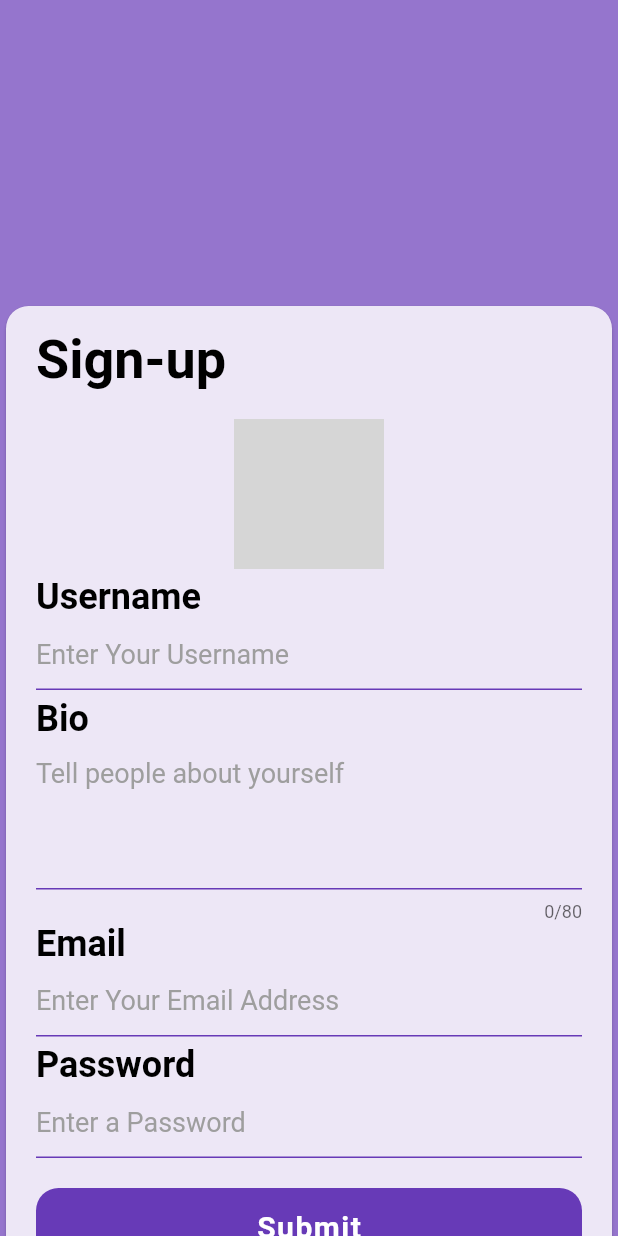
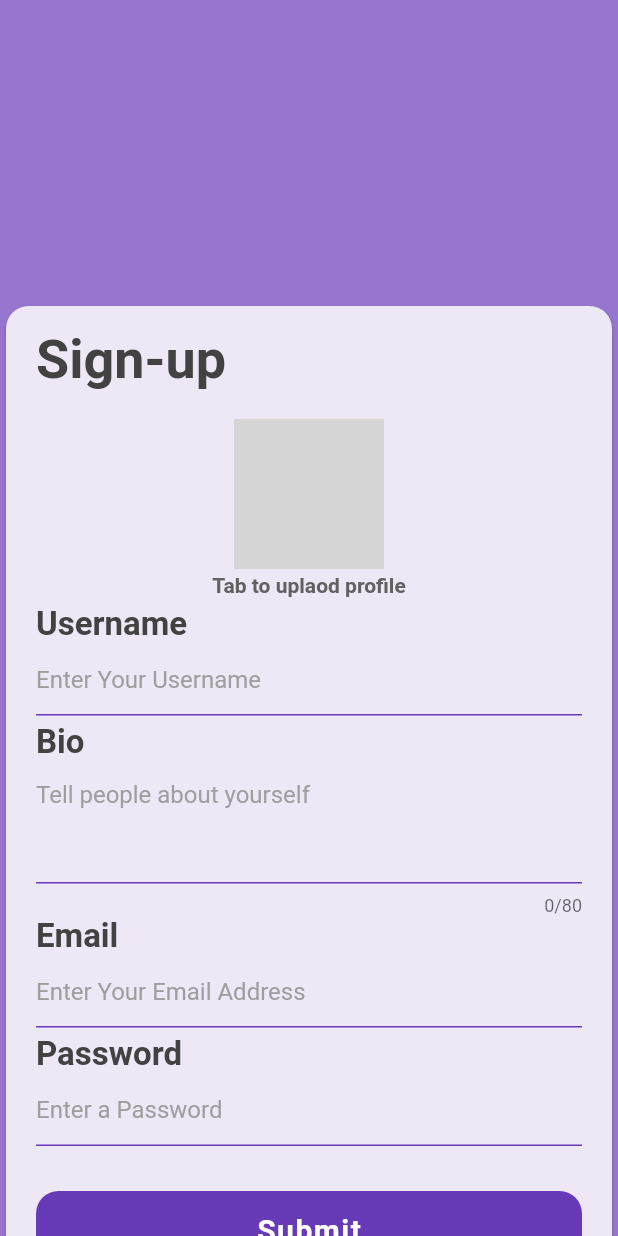
Before and after one commit to MZubairNaeem/Social-Media-App, a Flutter app: the screen it shows after launch, after a tap on "Sign up", on a phone screen of 412 x 824 dp. Run offline on Flutter 3.47's test engine with Material 2 defaults, Android fonts, the phone set to English and light mode, and no system bars; our stand-ins replace cloud_firestore, firebase_auth, firebase_core, firebase_storage, google_fonts, image_picker; accounts and stored records are empty; network calls fail; grey boxes are pictures that could not be loaded.

Commit message:
24/11/22 12:30 ui text color changes

```diff
--- a/lib/views/credentials/forgetpass.dart
+++ b/lib/views/credentials/forgetpass.dart
@@ -32,15 +32,15 @@ class _ForgetPassState extends State<ForgetPass> {
                     crossAxisAlignment: CrossAxisAlignment.start,
                     children: [
                       //Forget Password Text//////////////////////////////////////////////
-                      const Padding(
-                        padding: EdgeInsets.only(top: 15, bottom: 18),
+                       Padding(
+                        padding: const EdgeInsets.only(top: 15, bottom: 18),
                         child: Align(
                           alignment: Alignment.centerLeft,
                           child: Text(
                             'Forget Password',
                             style: TextStyle(
                               fontSize: 36,
-                              color: Colors.black,
+                              color: Colors.grey.shade800,
                               fontWeight: FontWeight.bold,
                             ),
                           ),
@@ -49,20 +49,20 @@ class _ForgetPassState extends State<ForgetPass> {
 
                       //Email Block ////////////////////////////////////////////
                       Column(
-                        children: const [
+                        children:  [
                           Align(
                             alignment: Alignment.topLeft,
                             child: Text(
                               'Email',
                               style: TextStyle(
-                                fontSize: 24,
-                                color: Colors.black,
+                                fontSize: 22,
+                                color: Colors.grey.shade800,
                                 fontWeight: FontWeight.bold,
                               ),
                             ),
                           ),
                           //Email text Field///////////////////////////////////////////////////////////////
-                          TextField(
+                          const TextField(
                             style: TextStyle(color: Colors.black),
                             decoration: InputDecoration(
                                 enabledBorder: UnderlineInputBorder(
@@ -70,7 +70,7 @@ class _ForgetPassState extends State<ForgetPass> {
                                     BorderSide(color: Colors.deepPurple)),
                                 hintText: 'Enter Email',
                                 hintStyle: TextStyle(
-                                    color: Colors.grey, fontSize: 18)),
+                                    color: Colors.grey, fontSize: 16)),
                           ),
                         ],
                       ),
--- a/lib/views/credentials/login.dart
+++ b/lib/views/credentials/login.dart
@@ -35,15 +35,15 @@ class _LoginState extends State<Login> {
                       crossAxisAlignment: CrossAxisAlignment.start,
                       children: [
                         //Login Text//////////////////////////////////////////////
-                        const Padding(
-                          padding: EdgeInsets.only(top: 15, bottom: 18),
+                         Padding(
+                          padding: const EdgeInsets.only(top: 15, bottom: 18),
                           child: Align(
                             alignment: Alignment.centerLeft,
                             child: Text(
                               'Log-in',
                               style: TextStyle(
                                 fontSize: 36,
-                                color: Colors.black,
+                                color: Colors.grey.shade800,
                                 fontWeight: FontWeight.bold,
                               ),
                             ),
@@ -52,20 +52,20 @@ class _LoginState extends State<Login> {
 
                         //Email Block ////////////////////////////////////////////
                         Column(
-                          children:  const [
+                          children:  [
                             Align(
                               alignment: Alignment.topLeft,
                               child: Text(
                                 'Email',
                                 style: TextStyle(
-                                  fontSize: 24,
-                                  color: Colors.black,
+                                  fontSize: 22,
+                                  color: Colors.grey.shade800,
                                   fontWeight: FontWeight.bold,
                                 ),
                               ),
                             ),
                             //Email text Field///////////////////////////////////////////////////////////////
-                            TextField(
+                            const TextField(
                               style: TextStyle(color: Colors.black),
                               decoration: InputDecoration(
                                   enabledBorder: UnderlineInputBorder(
@@ -73,7 +73,7 @@ class _LoginState extends State<Login> {
                                           BorderSide(color: Colors.deepPurple)),
                                   hintText: 'Enter Email',
                                   hintStyle: TextStyle(
-                                      color: Colors.grey, fontSize: 18)),
+                                      color: Colors.grey, fontSize: 16)),
                             ),
                           ],
                         ),
@@ -82,20 +82,20 @@ class _LoginState extends State<Login> {
 
                         //Password block//////////////////////////////////////////
                         Column(
-                          children: const [
+                          children:  [
                             Align(
                               alignment: Alignment.topLeft,
                               child: Text(
                                 'Password',
                                 style: TextStyle(
-                                  fontSize: 24,
-                                  color: Colors.black,
+                                  fontSize: 22,
+                                  color: Colors.grey.shade800,
                                   fontWeight: FontWeight.bold,
                                 ),
                               ),
                             ),
                             //Password Text Field///////////////////////////////////////////////////////////////
-                            TextField(
+                            const TextField(
                               style: TextStyle(color: Colors.black),
                               decoration: InputDecoration(
                                   enabledBorder: UnderlineInputBorder(
@@ -103,7 +103,7 @@ class _LoginState extends State<Login> {
                                           BorderSide(color: Colors.deepPurple)),
                                   hintText: 'Enter Password',
                                   hintStyle: TextStyle(
-                                      color: Colors.grey, fontSize: 18)),
+                                      color: Colors.grey, fontSize: 16)),
                             ),
                           ],
                         ),
@@ -165,11 +165,11 @@ class _LoginState extends State<Login> {
                           child: Row(
                             mainAxisAlignment: MainAxisAlignment.center,
                             children: [
-                              const Text(
+                               Text(
                                 "Don't have an account? ",
                                 style: TextStyle(
                                     fontSize: 20,
-                                    color: Colors.black87,
+                                    color: Colors.grey.shade800,
                                 ),
                               ),
                               GestureDetector(
@@ -203,10 +203,10 @@ class _LoginState extends State<Login> {
                                     )
                                 ),
 
-                                const Text(
+                                 Text(
                                     " or login with ",
                                   style: TextStyle(
-                                    color: Colors.black87,
+                                    color: Colors.grey.shade800,
                                     fontSize: 16
                                   ),
                                 ),
@@ -223,15 +223,15 @@ class _LoginState extends State<Login> {
 
                         //fb logo/////////////////////////////////////////////////
                         Padding(
-                          padding: const EdgeInsets.only(top: 40,bottom: 100),
+                          padding: const EdgeInsets.only(top: 40,bottom: 105),
                           child: Row(
                             mainAxisAlignment: MainAxisAlignment.center,
                             children: [
-                              const Text(
+                               Text(
                                 'Continue with facebook ',
                                 style: TextStyle(
                                   fontSize: 20,
-                                  color: Colors.black87,
+                                  color: Colors.grey.shade800,
                                 ),
                               ),
                               Image.asset(
--- a/lib/views/credentials/newaccount.dart
+++ b/lib/views/credentials/newaccount.dart
@@ -45,6 +45,17 @@ class _NewAccountState extends State<NewAccount> {
     });
   }
 
+  void signUp() async {
+    String res = await AuthMethod().signUpUser(
+      email: _emailController.text,
+      password: _passController.text,
+      bio: _bioController.text,
+      username: _usernameController.text,
+      file: _image!,
+    );
+    Navigator.pop(context);
+    print(res);
+  }
   @override
   Widget build(BuildContext context) {
     return GestureDetector(
@@ -69,15 +80,15 @@ class _NewAccountState extends State<NewAccount> {
                       crossAxisAlignment: CrossAxisAlignment.start,
                       children: [
                         //Create an Account Text////////////////////////////////
-                        const Padding(
-                          padding: EdgeInsets.only(top: 15, bottom: 18),
+                         Padding(
+                          padding: const EdgeInsets.only(top: 15, bottom: 18),
                           child: Align(
                             alignment: Alignment.centerLeft,
                             child: Text(
                               'Sign-up',
                               style: TextStyle(
                                 fontSize: 36,
-                                color: Colors.black,
+                                color: Colors.grey.shade800,
                                 fontWeight: FontWeight.bold,
                               ),
                             ),
@@ -85,6 +96,8 @@ class _NewAccountState extends State<NewAccount> {
                         ),
 
                         //profile picture///////////////////////////////////////////////
+                        Column(
+                          children: [
                             Center(
                               child: Stack(
                                 children: [
@@ -107,9 +120,21 @@ class _NewAccountState extends State<NewAccount> {
                                       icon: const Icon(Icons.add_a_photo,
                                         color: Colors.pink,),
                                     ),
-                              )
+                                  ),
                                 ],
                               ),
+                            ),
+                            const SizedBox(
+                              height: 3,
+                            ),
+                            Text(
+                              'Tab to uplaod profile',
+                              style: TextStyle(
+                                color: Colors.grey.shade700,
+                                fontWeight: FontWeight.w600
+                              ),
+                            ),
+                          ],
                         ),
                         const SizedBox(
                           height: 5,
@@ -117,13 +142,13 @@ class _NewAccountState extends State<NewAccount> {
                         //userName Block ///////////////////////////////////////////
                         Column(
                           children: [
-                            const Align(
+                             Align(
                               alignment: Alignment.topLeft,
                               child: Text(
                                 'Username',
                                 style: TextStyle(
-                                  fontSize: 24,
-                                  color: Colors.black,
+                                  fontSize: 22,
+                                  color: Colors.grey.shade800,
                                   fontWeight: FontWeight.bold,
                                 ),
                               ),
@@ -138,7 +163,7 @@ class _NewAccountState extends State<NewAccount> {
                                       BorderSide(color: Colors.deepPurple)),
                                   hintText: 'Enter Your Username',
                                   hintStyle: TextStyle(
-                                      color: Colors.grey, fontSize: 18)),
+                                      color: Colors.grey, fontSize: 16)),
                             ),
                           ],
                         ),
@@ -150,13 +175,13 @@ class _NewAccountState extends State<NewAccount> {
                           padding: const EdgeInsets.only(top: 0.0),
                           child: Column(
                             children: [
-                              const Align(
+                               Align(
                                 alignment: Alignment.topLeft,
                                 child: Text(
                                   'Bio',
                                   style: TextStyle(
-                                    fontSize: 24,
-                                    color: Colors.black,
+                                    fontSize: 22,
+                                    color: Colors.grey.shade800,
                                     fontWeight: FontWeight.bold,
                                   ),
                                 ),
@@ -164,7 +189,7 @@ class _NewAccountState extends State<NewAccount> {
                               //bio text Field///////////////////////////////////////////////////////////////
                               TextField(
                                 maxLength: 80,
-                                maxLines: 4,
+                                maxLines: 3,
                                 controller: _bioController,
                                 style: const TextStyle(color: Colors.black),
                                 decoration: const InputDecoration(
@@ -173,7 +198,7 @@ class _NewAccountState extends State<NewAccount> {
                                         BorderSide(color: Colors.deepPurple)),
                                     hintText: 'Tell people about yourself',
                                     hintStyle: TextStyle(
-                                        color: Colors.grey, fontSize: 18)),
+                                        color: Colors.grey, fontSize: 16)),
                               ),
                             ],
                           ),
@@ -182,13 +207,13 @@ class _NewAccountState extends State<NewAccount> {
                         //Email Block //////////////////////////////////////////
                         Column(
                           children: [
-                            const Align(
+                             Align(
                               alignment: Alignment.topLeft,
                               child: Text(
                                 'Email',
                                 style: TextStyle(
-                                  fontSize: 24,
-                                  color: Colors.black,
+                                  fontSize: 22,
+                                  color: Colors.grey.shade800,
                                   fontWeight: FontWeight.bold,
                                 ),
                               ),
@@ -203,7 +228,7 @@ class _NewAccountState extends State<NewAccount> {
                                       BorderSide(color: Colors.deepPurple)),
                                   hintText: 'Enter Your Email Address',
                                   hintStyle: TextStyle(
-                                      color: Colors.grey, fontSize: 18)),
+                                      color: Colors.grey, fontSize: 16)),
                             ),
                           ],
                         ),
@@ -215,13 +240,13 @@ class _NewAccountState extends State<NewAccount> {
                         //password block////////////////////////////////////////
                         Column(
                           children: [
-                            const Align(
+                             Align(
                               alignment: Alignment.topLeft,
                               child: Text(
                                 'Password',
                                 style: TextStyle(
-                                  fontSize: 24,
-                                  color: Colors.black,
+                                  fontSize: 22,
+                                  color: Colors.grey.shade800,
                                   fontWeight: FontWeight.bold,
                                 ),
                               ),
@@ -237,7 +262,7 @@ class _NewAccountState extends State<NewAccount> {
                                       BorderSide(color: Colors.deepPurple)),
                                   hintText: 'Enter a Password',
                                   hintStyle: TextStyle(
-                                      color: Colors.grey, fontSize: 18)),
+                                      color: Colors.grey, fontSize: 16)),
                             ),
 
                           ],
@@ -245,20 +270,11 @@ class _NewAccountState extends State<NewAccount> {
 
                         //Submit Button/////////////////////////////////////////
                         GestureDetector(
-                          onTap: () async {
-
-                            String res = await AuthMethod().signUpUser(
-                              email: _emailController.text,
-                              password: _passController.text,
-                              bio: _bioController.text,
-                              username: _usernameController.text,
-                              file: _image! ,
-                            );
-                            Navigator.pop(context);
-                            print(res);
+                          onTap: ()  {
+                            signUp();
                           },
                           child: Padding(
-                            padding: const EdgeInsets.only(top: 20, bottom: 10),
+                            padding: const EdgeInsets.only(top: 30, bottom: 10),
                             child: Container(
                               padding: const EdgeInsets.all(14),
                               decoration: BoxDecoration(
```
Lines whose indentation alone changed are shown as unchanged.
